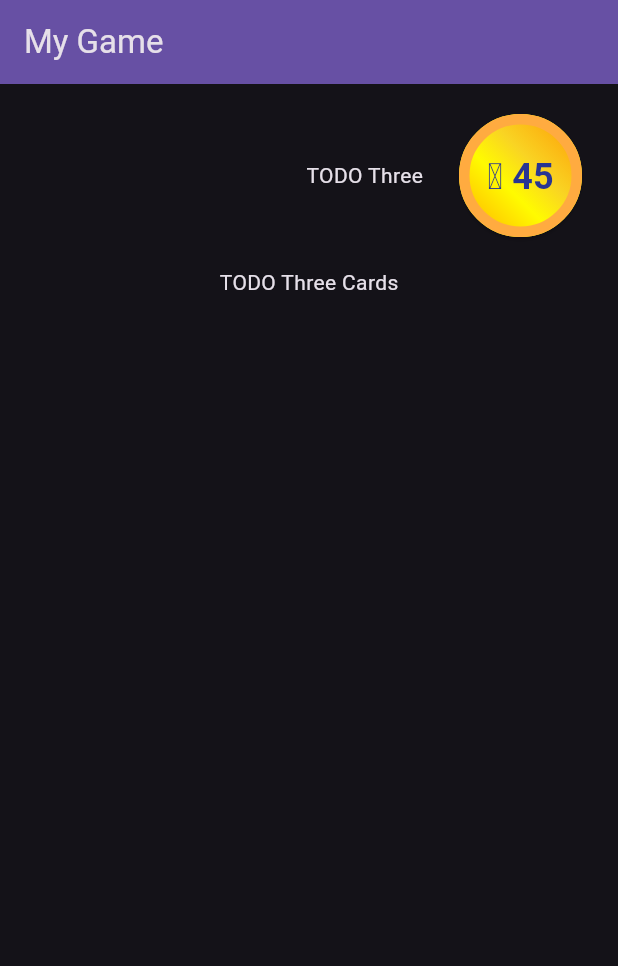
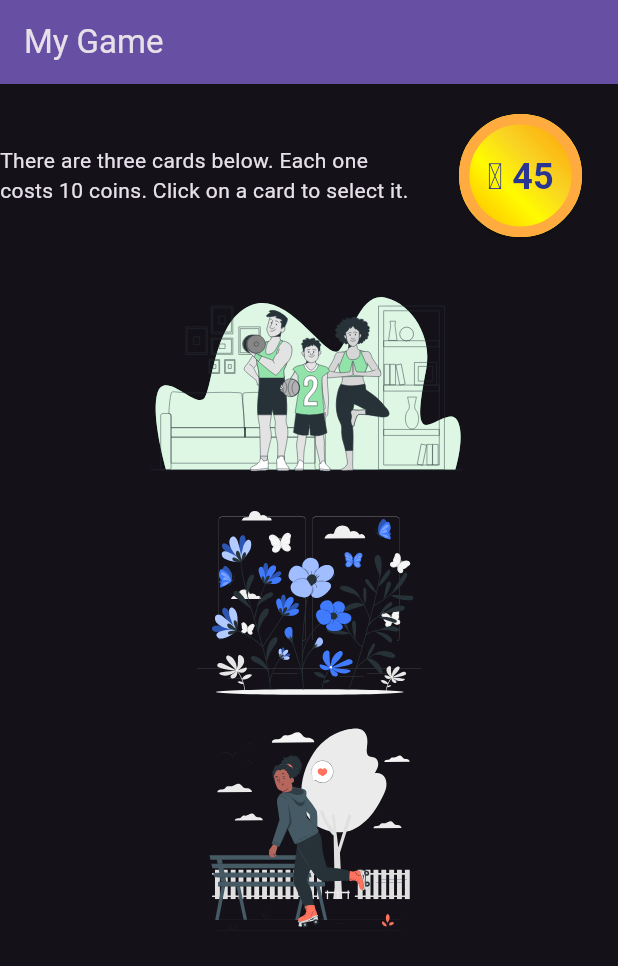
Before and after one commit to fflowio/mobile_game, a Flutter app: the screen it shows after launch, after a tap on "Start", on a phone screen of 412 x 824 dp. Shown: the top 966 px of the screen. Run offline on Flutter 3.47's test engine with Material 3 defaults, Android fonts, the phone set to English and light mode, and no system bars; our stand-ins replace flutter_svg.

Commit message:
Random picture chooser

```diff
--- a/lib/components/image_helpers.dart
+++ b/lib/components/image_helpers.dart
@@ -1,9 +1,30 @@
+import 'dart:math';
+
 import 'package:flutter/material.dart';
 import 'package:flutter_svg/flutter_svg.dart';
 
 class ImageHelpers {
-  static Widget randomPicture() {
-    return SvgPicture.asset("assets/images/StoryboardAmico.svg", height: 300);
+  static final List<String> categories = ["Rollers", "SportFamily", "SpringFlower"];
+  static final List<String> allTypes = ["Amico", "Bro", "Cuate", "Pana", "Rafiki"];
+  static final List<String> limitedTypes = ["Amico", "Bro", "Pana", "Rafiki"];
+  static final _random = new Random();
+
+  static Widget getPicture(String name, int height) {
+    return SvgPicture.asset(name, height: height.toDouble());
   }
 
+  static Widget randomPictureLink() {
+    String category = categories[_random.nextInt(categories.length)];
+    String type = "";
+
+    if (category == "SpringFlower") {
+      type = allTypes[_random.nextInt(allTypes.length)];
+    } else {
+      type = limitedTypes[_random.nextInt(limitedTypes.length)];
+    }
+
+    String name = "assets/images/$category$type.svg";
+    debugPrint(name);
+    return getPicture(name, 150);
+  }
 }
--- a/lib/views/home_page.dart
+++ b/lib/views/home_page.dart
@@ -41,7 +41,7 @@ class _HomePageState extends State<HomePage> {
     }
   }
 
-  Column contentFinder() {
+  Widget contentFinder() {
     debugPrint(_showContents);
 
     if (_showContents == "three") {
@@ -57,7 +57,9 @@ class _HomePageState extends State<HomePage> {
   Column threeCards() {
     return Column(
       children: [
-        Text("TODO Three Cards")
+        ImageHelpers.randomPictureLink(),
+        ImageHelpers.randomPictureLink(),
+        ImageHelpers.randomPictureLink()
       ]
     );
   }
@@ -65,7 +67,7 @@ class _HomePageState extends State<HomePage> {
   Column defaultContents() {
     return Column(
       children: [
-        ImageHelpers.randomPicture(),
+        ImageHelpers.getPicture("assets/images/StoryboardAmico.svg", 300),
         ElevatedButton(
           onPressed: () => changeContents("three"),
           style: ButtonStyle(
@@ -88,7 +90,7 @@ class _HomePageState extends State<HomePage> {
     String welcomeText = "Welcome to my game. Your goal is to buy images and collect them in sets. Here is your starting money!";
 
     if (_showContents == "three") {
-      welcomeText = "TODO Three";
+      welcomeText = "There are three cards below. Each one costs 10 coins. Click on a card to select it.";
     }
     debugPrint(welcomeText);
 
```
Also changed, not shown: assets/images/RollersAmico.svg (renamed from assets/images/Rollers-amico.svg), assets/images/RollersBro.svg (renamed from assets/images/Rollers-bro.svg), assets/images/RollersPana.svg (renamed from assets/images/Rollers-pana.svg), assets/images/RollersRafiki.svg (renamed from assets/images/Rollers-rafiki.svg), assets/images/SportFamilyAmico.svg (renamed from assets/images/Sport family-amico.svg), assets/images/SportFamilyBro.svg (renamed from assets/images/Sport family-bro.svg), assets/images/SportFamilyPana.svg (renamed from assets/images/Sport family-pana.svg), assets/images/SportFamilyRafiki.svg (renamed from assets/images/Sport family-rafiki.svg), assets/images/SpringFlowerAmico.svg (renamed from assets/images/Spring flower-amico.svg), assets/images/SpringFlowerBro.svg (renamed from assets/images/Spring flower-bro.svg), assets/images/SpringFlowerCuate.svg (renamed from assets/images/Spring flower-cuate.svg), assets/images/SpringFlowerPana.svg (renamed from assets/images/Spring flower-pana.svg), assets/images/SpringFlowerRafiki.svg (renamed from assets/images/Spring flower-rafiki.svg).
